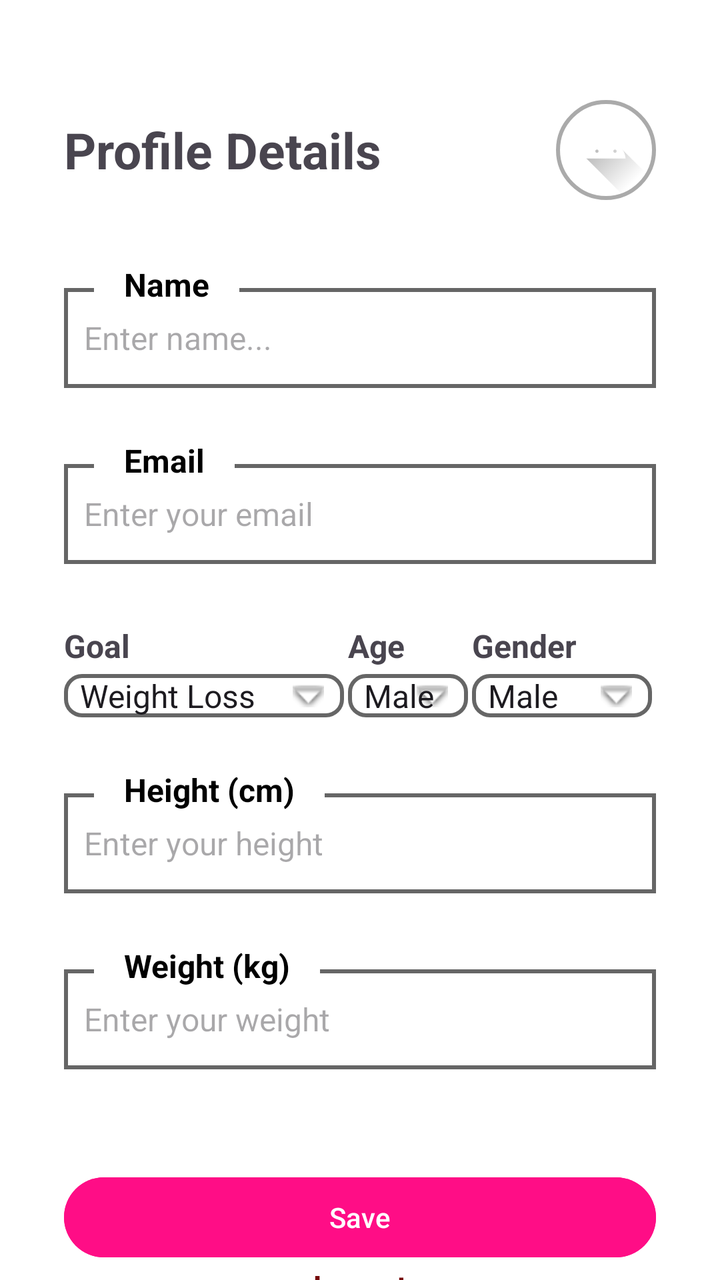
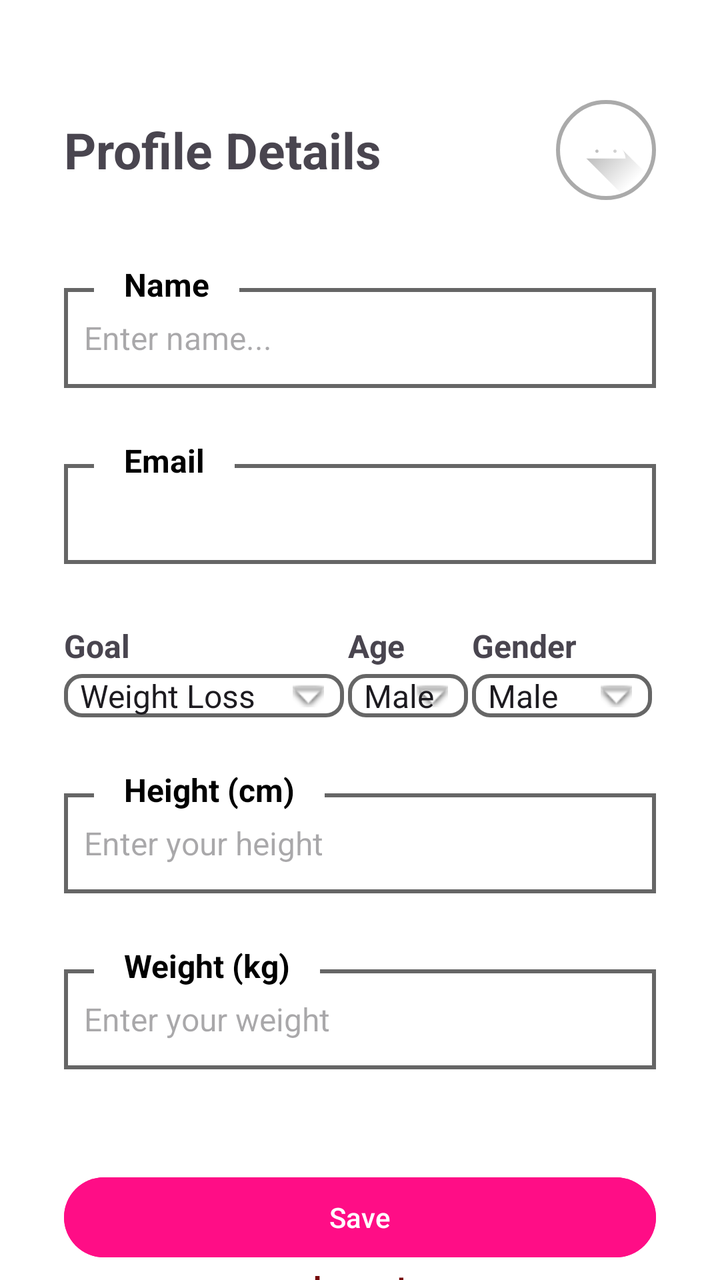

Two renders of the same Android screen: before a commit and after it. Below are the layout's source before the change and the commit's diff.
<!-- AndroidManifest.xml: application theme Theme.GoGym -->
<!-- res/layout/activity_basicinformation.xml -->
<?xml version="1.0" encoding="utf-8"?>
<androidx.constraintlayout.widget.ConstraintLayout xmlns:android="http://schemas.android.com/apk/res/android"
    android:layout_width="match_parent"
    android:layout_height="match_parent"
    android:background="@color/white"
    xmlns:app="http://schemas.android.com/apk/res-auto">
    <RelativeLayout
        android:id="@+id/linerlay_top"
        android:layout_width="match_parent"
        android:layout_height="50dp"
        app:layout_constraintTop_toTopOf="parent"
        app:layout_constraintStart_toStartOf="parent"
        android:layout_marginTop="50dp"
        android:paddingHorizontal="32dp"

        >
    <TextView
        android:id="@+id/pdetail_tv"
        android:layout_width="wrap_content"
        android:layout_height="wrap_content"
        android:text="Profile Details"
android:layout_centerVertical="true"
        android:textSize="25sp"
        android:textStyle="bold"

        />
        <ImageView
            android:id="@+id/imgProfile"
            android:layout_width="50dp"
            android:layout_height="50dp"
            android:scaleType="centerCrop"
            android:layout_alignParentEnd="true"
            android:src="@drawable/ic_launcher_foreground"
            android:background="@drawable/circle_shape"
            android:padding="2dp" />
    </RelativeLayout>




    <LinearLayout
        android:layout_width="match_parent"
        android:layout_height="wrap_content"
        android:orientation="vertical"
        android:padding="16dp"
        android:layout_marginHorizontal="16dp"
        app:layout_constraintLeft_toLeftOf="parent"
        app:layout_constraintRight_toRightOf="parent"
        app:layout_constraintTop_toBottomOf="@+id/linerlay_top"
        android:layout_marginTop="20dp"
       >
        <RelativeLayout
            android:layout_width="match_parent"
            android:layout_height="wrap_content"
            android:background="@color/white"
          >

            


            
            <EditText
                android:id="@+id/et_name"
                android:layout_width="match_parent"
                android:layout_height="50dp"
                android:background="@drawable/edittext_border"
                android:padding="10dp"
                android:layout_marginTop="8dp"
                android:textSize="16sp"
                android:hint="Enter name..."
                android:inputType="textPersonName"

                />
            <TextView
                android:id="@+id/titleText"
                android:layout_width="wrap_content"
                android:layout_height="wrap_content"
                android:text="Name"
                android:textSize="16sp"
                android:textStyle="bold"
                android:textColor="@android:color/black"
                android:background="@android:color/white"
                android:paddingHorizontal="15dp"
                android:layout_marginStart="15dp"
                android:layout_marginTop="-5dp"
                />
        </RelativeLayout>
        

        <RelativeLayout
            android:layout_width="match_parent"
            android:layout_height="wrap_content"
            android:background="@color/white"
            android:layout_marginTop="30dp"
            >

            


            
            <EditText
                android:id="@+id/et_email"
                android:layout_width="match_parent"
                android:layout_height="50dp"
                android:background="@drawable/edittext_border"
                android:padding="10dp"
                android:layout_marginTop="8dp"
                android:textSize="16sp"
                android:hint="Enter your email"
                android:inputType="textEmailAddress"
                />
            <TextView
                android:layout_width="wrap_content"
                android:layout_height="wrap_content"
                android:text="Email"
                android:textSize="16sp"
                android:textStyle="bold"
                android:textColor="@android:color/black"
                android:background="@android:color/white"
                android:paddingHorizontal="15dp"
                android:layout_marginStart="15dp"
                android:layout_marginTop="-5dp"
                />
        </RelativeLayout>
        <LinearLayout
            android:layout_width="match_parent"
            android:layout_height="wrap_content"
            android:orientation="horizontal"
            android:layout_marginTop="30dp"

            android:weightSum="3">
            <RelativeLayout
                android:layout_width="wrap_content"
                android:layout_height="wrap_content"
                android:layout_weight="1"
                >

                <TextView
                    android:layout_width="wrap_content"
                    android:layout_height="wrap_content"
                    android:text="Goal"
                    android:textSize="16sp"

                    android:textStyle="bold" />

                <Spinner
                    android:id="@+id/spinner_type"
                    android:layout_width="140dp"
                    android:layout_height="wrap_content"
                    android:layout_marginTop="25dp"
                    android:background="@drawable/custom_spinner"
                    android:entries="@array/user_types" />
            </RelativeLayout>
            <RelativeLayout
                android:layout_width="wrap_content"
                android:layout_height="wrap_content"
                android:layout_weight="1"
                >

                <TextView
                    android:layout_width="wrap_content"
                    android:layout_height="wrap_content"
                    android:text="Age"
                    android:textSize="16sp"

                    android:textStyle="bold" />

                <Spinner
                    android:id="@+id/spinner_type_age"
                    android:layout_width="60dp"
                    android:layout_height="wrap_content"
                    android:layout_marginTop="25dp"
                    android:background="@drawable/custom_spinner"
                    android:entries="@array/age_type" />
            </RelativeLayout>
            <RelativeLayout
                android:layout_width="wrap_content"
                android:layout_height="wrap_content"
                android:layout_weight="1"
                >

                <TextView
                    android:layout_width="wrap_content"
                    android:layout_height="wrap_content"
                    android:text="Gender"
                    android:textSize="16sp"

                    android:textStyle="bold" />

                <Spinner
                    android:id="@+id/spinner_type_gender"
                    android:layout_width="90dp"
                    android:layout_height="wrap_content"
                    android:layout_marginTop="25dp"
                    android:background="@drawable/custom_spinner"

                    android:entries="@array/gender_types" />
            </RelativeLayout>

        </LinearLayout>

        <RelativeLayout
            android:layout_width="match_parent"
            android:layout_height="wrap_content"
            android:background="@color/white"
            android:layout_marginTop="30dp"
            >

            


            
            <EditText
                android:id="@+id/et_height"
                android:layout_width="match_parent"
                android:layout_height="50dp"
                android:background="@drawable/edittext_border"
                android:padding="10dp"
                android:layout_marginTop="8dp"
                android:textSize="16sp"
                android:hint="Enter your height"
                android:inputType="number"
                />
            <TextView
                android:layout_width="wrap_content"
                android:layout_height="wrap_content"
                android:text="Height (cm)"
                android:textSize="16sp"
                android:textColor="@android:color/black"
                android:background="@android:color/white"
                android:paddingHorizontal="15dp"
                android:layout_marginStart="15dp"
                android:textStyle="bold"
                android:layout_marginTop="-5dp"
                />
        </RelativeLayout>
        <RelativeLayout
            android:layout_width="match_parent"
            android:layout_height="wrap_content"
            android:background="@color/white"
            android:layout_marginTop="30dp"
            >

            


            
            <EditText
                android:id="@+id/et_weight"
                android:layout_width="match_parent"
                android:layout_height="50dp"
                android:background="@drawable/edittext_border"
                android:padding="10dp"
                android:layout_marginTop="8dp"
                android:textSize="16sp"
                android:hint="Enter your weight"
                android:inputType="number"
                />
            <TextView
                android:layout_width="wrap_content"
                android:layout_height="wrap_content"
                android:text="Weight (kg)"
                android:textSize="16sp"
                android:textColor="@android:color/black"
                android:background="@android:color/white"
                android:paddingHorizontal="15dp"
                android:layout_marginStart="15dp"
                android:layout_marginTop="-5dp"
                android:textStyle="bold"
                />
        </RelativeLayout>

      
        


        
        <Button
            android:id="@+id/btn_submit"
            android:layout_width="match_parent"
            android:layout_height="wrap_content"
            android:text="Save"
            android:backgroundTint="#FF0D86"
            android:textColor="@android:color/white"
            android:layout_marginTop="50dp"

            />
        <TextView
            android:id="@+id/logout_tv"
            android:layout_width="wrap_content"
            android:layout_height="wrap_content"
            android:text="Logout"
            android:textColor="#750606"
            android:layout_gravity="center_horizontal"
            android:textSize="15sp"
            android:textStyle="bold"
            />

    </LinearLayout>

</androidx.constraintlayout.widget.ConstraintLayout>
<!-- resources referenced by this layout -->
<resources>
  <string-array name="age_type">
          <item>Male</item>
          <item>Female</item>
          <item>Other</item>
      </string-array>
  <string-array name="gender_types">
          <item>Male</item>
          <item>Female</item>
          <item>Other</item>
      </string-array>
  <string-array name="user_types">
          <item>Weight Loss</item>
          <item>Weight Gain</item>
          <item>Muscle Tone</item>
      </string-array>
  <color name="white">#FFFFFFFF</color>
  <!-- drawable circle_shape (drawable) -->
  <?xml version="1.0" encoding="utf-8"?>
  <shape xmlns:android="http://schemas.android.com/apk/res/android"
      android:shape="oval">
      <solid android:color="@android:color/white"/>
      <stroke android:width="2dp" android:color="@android:color/darker_gray"/>
  </shape>
  <!-- drawable custom_spinner (drawable) -->
  <?xml version="1.0" encoding="utf-8"?>
  <layer-list xmlns:android="http://schemas.android.com/apk/res/android">
  
      
      <item>
          <shape android:shape="rectangle">
              <solid android:color="#FFFFFF" /> 
              <corners android:radius="8dp"/> 
              <stroke android:width="2dp" android:color="#666666"/> 
          </shape>
      </item>
  
      
      <item android:gravity="end|center_vertical" android:right="10dp">
          <bitmap
              android:src="@android:drawable/arrow_down_float"
              android:gravity="center"/>
      </item>
  
  </layer-list>
  <!-- drawable edittext_border (drawable) -->
  <?xml version="1.0" encoding="utf-8"?>
  <shape xmlns:android="http://schemas.android.com/apk/res/android"
      android:shape="rectangle">
  
      
      <stroke android:width="2dp" android:color="#666666" />
  
      
      <solid android:color="#FFFFFF"/>
  
      
     />
  </shape>
  <!-- drawable ic_launcher_foreground (drawable) -->
  <vector xmlns:android="http://schemas.android.com/apk/res/android"
      xmlns:aapt="http://schemas.android.com/aapt"
      android:width="108dp"
      android:height="108dp"
      android:viewportWidth="108"
      android:viewportHeight="108">
      <path android:pathData="M31,63.928c0,0 6.4,-11 12.1,-13.1c7.2,-2.6 26,-1.4 26,-1.4l38.1,38.1L107,108.928l-32,-1L31,63.928z">
          <aapt:attr name="android:fillColor">
              <gradient
                  android:endX="85.84757"
                  android:endY="92.4963"
                  android:startX="42.9492"
                  android:startY="49.59793"
                  android:type="linear">
                  <item
                      android:color="#44000000"
                      android:offset="0.0" />
                  <item
                      android:color="#00000000"
                      android:offset="1.0" />
              </gradient>
          </aapt:attr>
      </path>
      <path
          android:fillColor="#FFFFFF"
          android:fillType="nonZero"
          android:pathData="M65.3,45.828l3.8,-6.6c0.2,-0.4 0.1,-0.9 -0.3,-1.1c-0.4,-0.2 -0.9,-0.1 -1.1,0.3l-3.9,6.7c-6.3,-2.8 -13.4,-2.8 -19.7,0l-3.9,-6.7c-0.2,-0.4 -0.7,-0.5 -1.1,-0.3C38.8,38.328 38.7,38.828 38.9,39.228l3.8,6.6C36.2,49.428 31.7,56.028 31,63.928h46C76.3,56.028 71.8,49.428 65.3,45.828zM43.4,57.328c-0.8,0 -1.5,-0.5 -1.8,-1.2c-0.3,-0.7 -0.1,-1.5 0.4,-2.1c0.5,-0.5 1.4,-0.7 2.1,-0.4c0.7,0.3 1.2,1 1.2,1.8C45.3,56.528 44.5,57.328 43.4,57.328L43.4,57.328zM64.6,57.328c-0.8,0 -1.5,-0.5 -1.8,-1.2s-0.1,-1.5 0.4,-2.1c0.5,-0.5 1.4,-0.7 2.1,-0.4c0.7,0.3 1.2,1 1.2,1.8C66.5,56.528 65.6,57.328 64.6,57.328L64.6,57.328z"
          android:strokeWidth="1"
          android:strokeColor="#00000000" />
  </vector>
  <style name="Theme.GoGym" parent="Base.Theme.GoGym" />
  <style name="Base.Theme.GoGym" parent="Theme.Material3.DayNight.NoActionBar">
          
          
          <item name="android:windowLightStatusBar">true</item>
          <item name="android:statusBarColor">@android:color/white</item>
      </style>
</resources>

<!-- the commit's change to res/layout/activity_basicinformation.xml (unified diff, before → after) -->
@@ -98,7 +98,7 @@ android:layout_centerVertical="true"
 
 
             
-            <EditText
+            <TextView
                 android:id="@+id/et_email"
                 android:layout_width="match_parent"
                 android:layout_height="50dp"
@@ -106,7 +106,7 @@ android:layout_centerVertical="true"
                 android:padding="10dp"
                 android:layout_marginTop="8dp"
                 android:textSize="16sp"
-                android:hint="Enter your email"
+                android:textColor="#545454"
                 android:inputType="textEmailAddress"
                 />
             <TextView
@@ -148,6 +148,8 @@ android:layout_centerVertical="true"
                     android:layout_width="140dp"
                     android:layout_height="wrap_content"
                     android:layout_marginTop="25dp"
+                    android:padding="@dimen/_5sdp"
+
                     android:background="@drawable/custom_spinner"
                     android:entries="@array/user_types" />
             </RelativeLayout>
@@ -170,6 +172,8 @@ android:layout_centerVertical="true"
                     android:layout_width="60dp"
                     android:layout_height="wrap_content"
                     android:layout_marginTop="25dp"
+                    android:padding="@dimen/_5sdp"
+
                     android:background="@drawable/custom_spinner"
                     android:entries="@array/age_type" />
             </RelativeLayout>
@@ -193,6 +197,7 @@ android:layout_centerVertical="true"
                     android:layout_height="wrap_content"
                     android:layout_marginTop="25dp"
                     android:background="@drawable/custom_spinner"
+                    android:padding="@dimen/_5sdp"
 
                     android:entries="@array/gender_types" />
             </RelativeLayout>
@@ -219,7 +224,7 @@ android:layout_centerVertical="true"
                 android:layout_marginTop="8dp"
                 android:textSize="16sp"
                 android:hint="Enter your height"
-                android:inputType="number"
+                android:inputType="numberDecimal"
                 />
             <TextView
                 android:layout_width="wrap_content"
@@ -254,7 +259,7 @@ android:layout_centerVertical="true"
                 android:layout_marginTop="8dp"
                 android:textSize="16sp"
                 android:hint="Enter your weight"
-                android:inputType="number"
+                android:inputType="numberDecimal"
                 />
             <TextView
                 android:layout_width="wrap_content"
